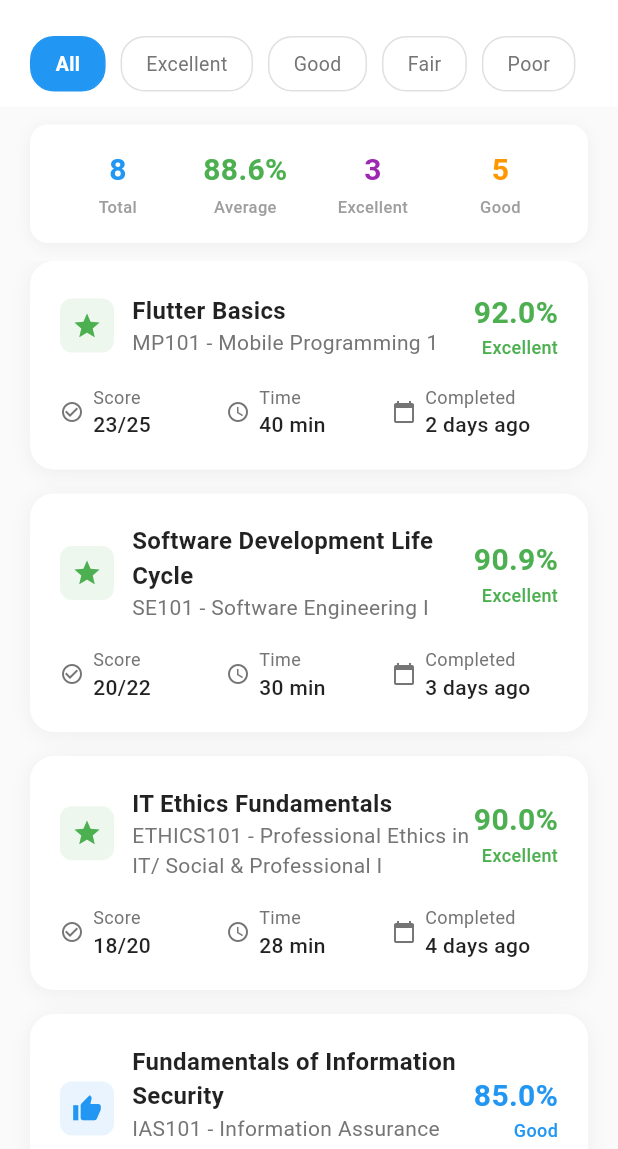
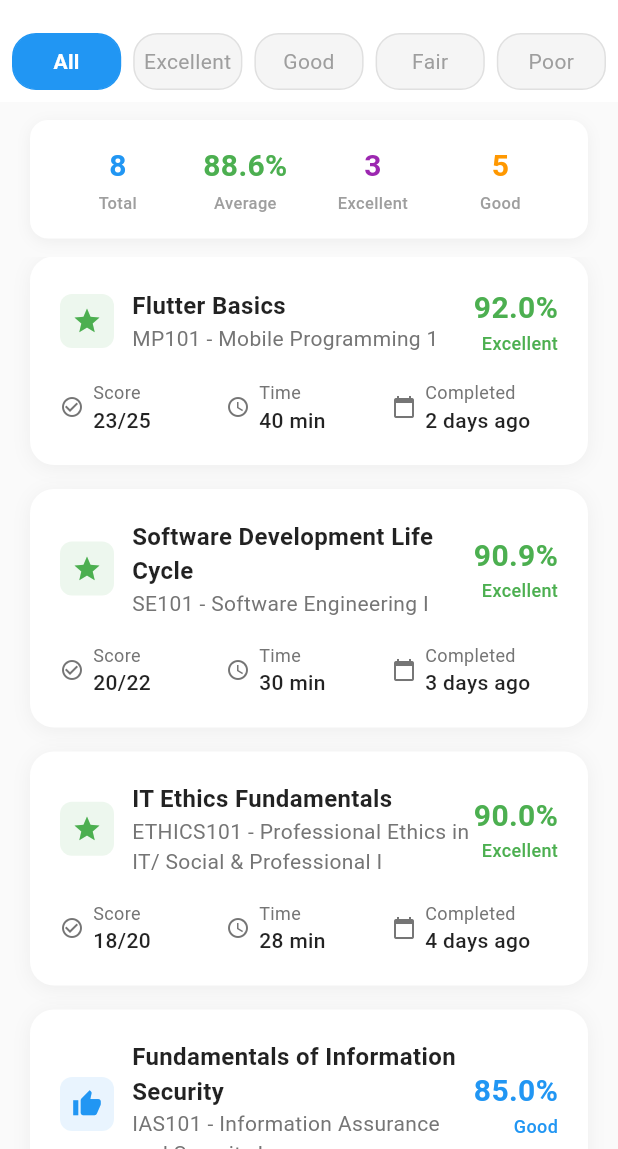
Before and after one commit to Online-Quiz-CS31A/Online-Quiz-Mobile, a Flutter app: the ResultsTab screen opened directly, on a phone screen of 412 x 824 dp, the part 87-1236 px from its top. Run offline on Flutter 3.47's test engine with Material 3 defaults, Android fonts, the phone set to English and light mode, and no system bars.

Commit message:
feat: refactor filter tab implementation for quizzes and results screens

```diff
--- a/online_quiz/lib/screens/results/results_tab.dart
+++ b/online_quiz/lib/screens/results/results_tab.dart
@@ -5,6 +5,7 @@ import '../../models/course.dart';
 import '../../models/mock_data.dart';
 import '../quizzes/quiz_result_screen.dart';
 import '../../widgets/empty_state_widget.dart';
+import '../../widgets/filter_tab_widget.dart';
 
 class ResultsTab extends StatefulWidget {
   const ResultsTab({super.key});
@@ -90,44 +91,15 @@ class _ResultsTabState extends State<ResultsTab> {
   Widget _buildFilterTabs() {
     final filters = ['All', 'Excellent', 'Good', 'Fair', 'Poor'];
 
-    return Container(
-      padding: const EdgeInsets.symmetric(horizontal: 20, vertical: 10),
-      color: Colors.white,
-      child: SingleChildScrollView(
-        scrollDirection: Axis.horizontal,
-        child: Row(
-          children: filters.map((filter) {
-            final isSelected = _selectedFilter == filter;
-            return GestureDetector(
-              onTap: () {
-                setState(() {
-                  _selectedFilter = filter;
-                  _currentPage = 0;
-                });
-              },
-              child: Container(
-                margin: const EdgeInsets.only(right: 10),
-                padding: const EdgeInsets.symmetric(horizontal: 16, vertical: 8),
-                decoration: BoxDecoration(
-                  color: isSelected ? Colors.blue : Colors.transparent,
-                  borderRadius: BorderRadius.circular(16),
-                  border: Border.all(
-                    color: isSelected ? Colors.blue : Colors.grey.shade300,
-                  ),
-                ),
-                child: Text(
-                  filter,
-                  style: TextStyle(
-                    fontSize: 13,
-                    color: isSelected ? Colors.white : Colors.grey.shade600,
-                    fontWeight: isSelected ? FontWeight.w600 : FontWeight.normal,
-                  ),
-                ),
-              ),
-            );
-          }).toList(),
-        ),
-      ),
+    return FilterTabPresets.resultsStyle(
+      options: filters,
+      selectedFilter: _selectedFilter,
+      onFilterChanged: (filter) {
+        setState(() {
+          _selectedFilter = filter;
+          _currentPage = 0;
+        });
+      },
     );
   }
 
--- a/online_quiz/lib/widgets/filter_tab_widget.dart
+++ b/online_quiz/lib/widgets/filter_tab_widget.dart
@@ -54,7 +54,7 @@ class FilterTabWidget extends StatelessWidget {
                 : const EdgeInsets.symmetric(horizontal: 4),
             padding: isScrollable
                 ? const EdgeInsets.symmetric(horizontal: 16, vertical: 8)
-                : const EdgeInsets.symmetric(vertical: 12),
+                : const EdgeInsets.symmetric(vertical: 8),
             decoration: BoxDecoration(
               color: isSelected ? selectedColor : defaultUnselectedColor,
               borderRadius: BorderRadius.circular(borderRadius),
@@ -125,11 +125,12 @@ class FilterTabPresets {
       options: options,
       selectedFilter: selectedFilter,
       onFilterChanged: onFilterChanged,
-      isScrollable: true,
+      isScrollable: false,
       borderRadius: 16.0,
       showBorder: true,
       unselectedColor: Colors.transparent,
-      padding: const EdgeInsets.symmetric(horizontal: 20, vertical: 10),
+      margin: EdgeInsets.zero,
+      padding: const EdgeInsets.symmetric(horizontal: 4, vertical: 8),
       backgroundColor: Colors.white,
     );
   }
```
Also changed, not shown: online_quiz/lib/screens/quizzes/quiz_tab.dart (+13 -37 lines).
